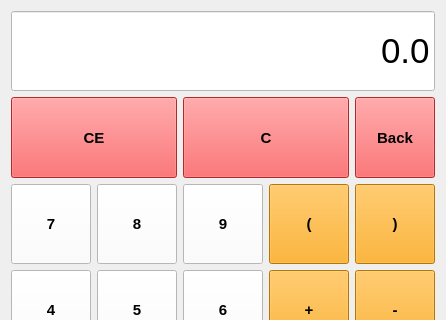
Qt form Calculator/calculator.ui (ericwstephens3/Calculator) before a commit; both pictures show x 0 to 446 and y 0 to 320 of the 446 by 556 pixel window.
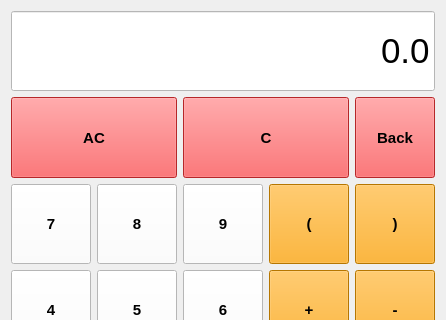
The same form after that commit.

Patch:
```diff
--- a/Calculator/calculator.ui
+++ b/Calculator/calculator.ui
@@ -141,7 +141,7 @@
 }</string>
       </property>
       <property name="text">
-       <string>CE</string>
+       <string>AC</string>
       </property>
      </widget>
     </item>
```
Left out of the diff: 6 changed lines with no effect on the pictures.
